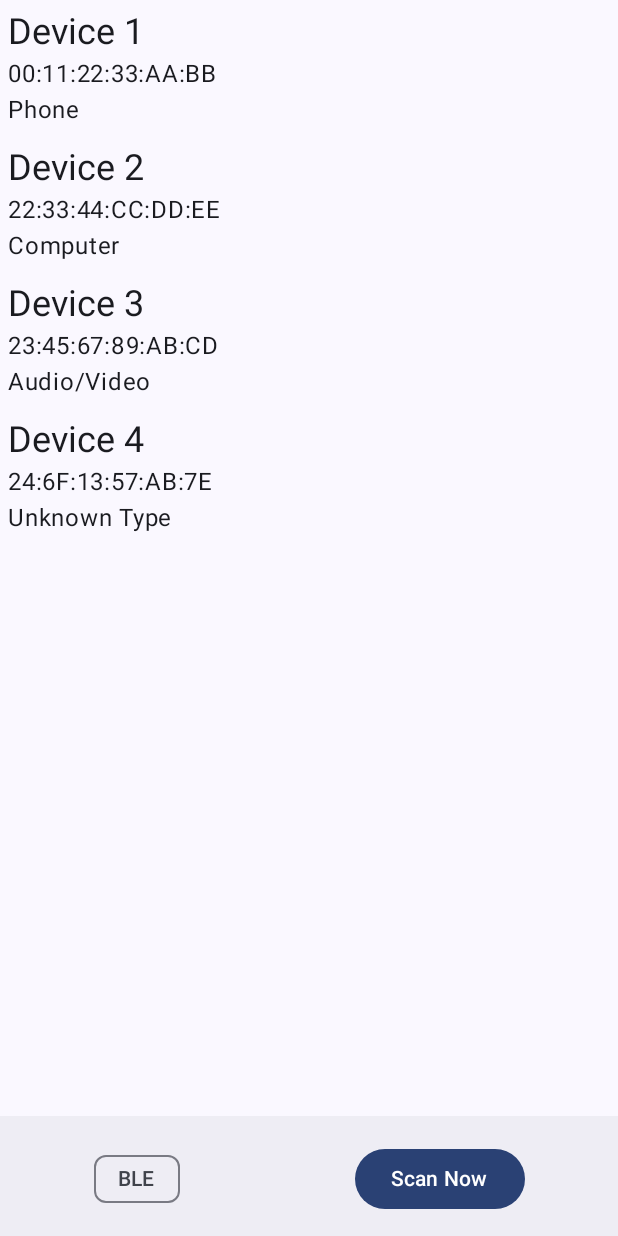
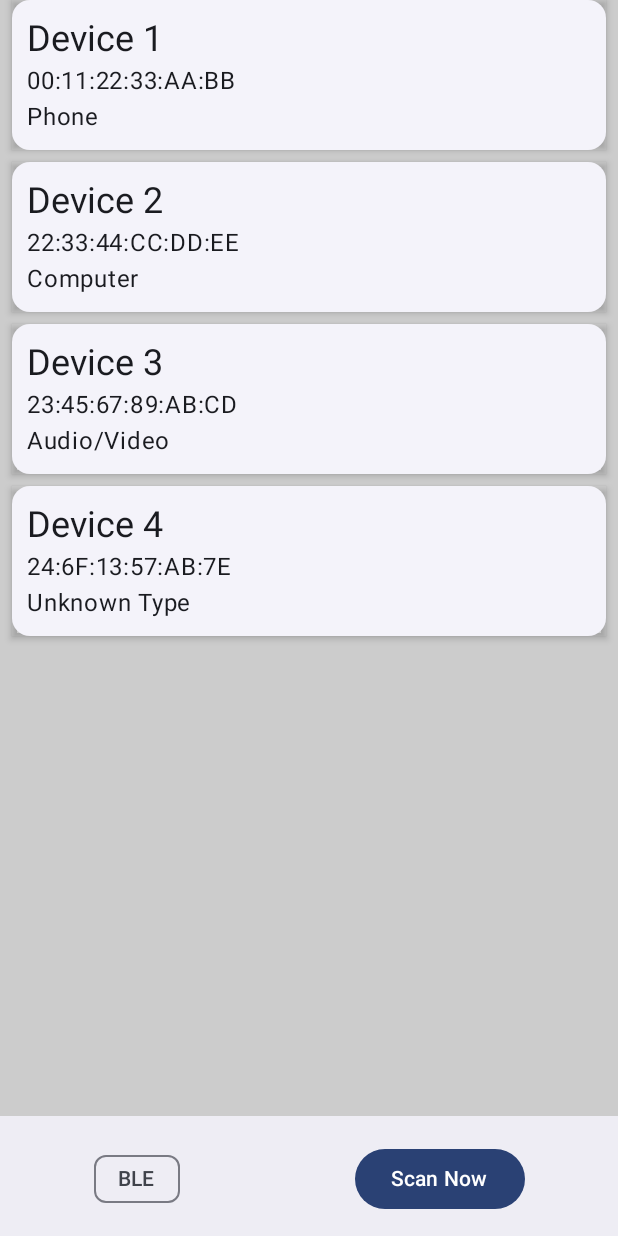
Before and after one commit to laubryan/BluetoothScanner, an Android app built with Jetpack Compose: the @Preview function MainViewPreview, on a phone screen of 412 x 824 dp. Run offline under Robolectric (Android 15) with nearby library versions, the phone set to English and light mode, and no system bars.

```diff
--- a/app/src/main/java/com/bryanlau/bluetoothscanner/MainActivity.kt
+++ b/app/src/main/java/com/bryanlau/bluetoothscanner/MainActivity.kt
@@ -5,22 +5,31 @@ import android.util.Log
 import androidx.activity.ComponentActivity
 import androidx.activity.compose.setContent
 import androidx.activity.enableEdgeToEdge
+import androidx.compose.foundation.background
+import androidx.compose.foundation.border
 import androidx.compose.foundation.clickable
 import androidx.compose.foundation.layout.Arrangement
 import androidx.compose.foundation.layout.Column
 import androidx.compose.foundation.layout.Row
 import androidx.compose.foundation.layout.Spacer
+import androidx.compose.foundation.layout.WindowInsets
+import androidx.compose.foundation.layout.asPaddingValues
 import androidx.compose.foundation.layout.fillMaxHeight
 import androidx.compose.foundation.layout.fillMaxSize
 import androidx.compose.foundation.layout.fillMaxWidth
 import androidx.compose.foundation.layout.padding
 import androidx.compose.foundation.layout.size
+import androidx.compose.foundation.layout.systemBars
 import androidx.compose.foundation.lazy.LazyColumn
 import androidx.compose.foundation.lazy.items
+import androidx.compose.foundation.shape.RoundedCornerShape
 import androidx.compose.material.icons.Icons
 import androidx.compose.material.icons.filled.Done
 import androidx.compose.material3.BottomAppBar
 import androidx.compose.material3.Button
+import androidx.compose.material3.Card
+import androidx.compose.material3.CardElevation
+import androidx.compose.material3.ElevatedCard
 import androidx.compose.material3.FilterChip
 import androidx.compose.material3.FilterChipDefaults
 import androidx.compose.material3.Icon
@@ -40,6 +49,9 @@ import androidx.compose.runtime.snapshots.SnapshotStateList
 import androidx.compose.runtime.toMutableStateList
 import androidx.compose.ui.Alignment
 import androidx.compose.ui.Modifier
+import androidx.compose.ui.draw.clip
+import androidx.compose.ui.draw.shadow
+import androidx.compose.ui.graphics.Color
 import androidx.compose.ui.platform.LocalContext
 import androidx.compose.ui.tooling.preview.Preview
 import androidx.compose.ui.unit.dp
@@ -155,9 +167,12 @@ fun MainPage(
         }
     ) {
         // View Body
-        padding ->
+        paddingValues ->
         Column(
-            modifier = Modifier.padding(padding),
+            modifier = Modifier
+                .fillMaxSize()
+                .background(color = Color.LightGray)
+                .padding(paddingValues),
             horizontalAlignment = Alignment.CenterHorizontally,
             verticalArrangement = Arrangement.Center
         ) {
@@ -201,9 +216,14 @@ private fun startDiscovery(
 
 @Composable
 fun DeviceList(devices: SnapshotStateList<BluetoothDeviceInfo>) {
-    LazyColumn {
+    LazyColumn(
+        verticalArrangement = Arrangement.spacedBy(8.dp),
+        modifier = Modifier
+            .padding(horizontal = 8.dp)
+            .fillMaxSize()
+    ) {
         items(devices) { device ->
-            DeviceEntry(device.name,  device.address, device.deviceClass)
+            DeviceEntry(device.name, device.address, device.deviceClass)
         }
     }
 }
@@ -235,12 +255,18 @@ private fun getDeviceList(btHelper: BluetoothHelper, scanForBLE: Boolean, onDevi
 
 @Composable
 fun DeviceEntry(name: String, address: String, deviceClass: String, modifier: Modifier = Modifier) {
-    Column(modifier = modifier
-        .fillMaxWidth()
-        .padding(5.dp)) {
-        Text( text = name, style = MaterialTheme.typography.headlineSmall )
-        Text( text = address )
-        Text( text = deviceClass )
+    ElevatedCard(
+        modifier = Modifier.shadow(elevation = 3.dp)
+    ) {
+        Column(
+            modifier = modifier
+                .fillMaxWidth()
+                .padding(10.dp)
+        ) {
+            Text(text = name, style = MaterialTheme.typography.headlineSmall)
+            Text(text = address)
+            Text(text = deviceClass)
+        }
     }
 }
 
```
